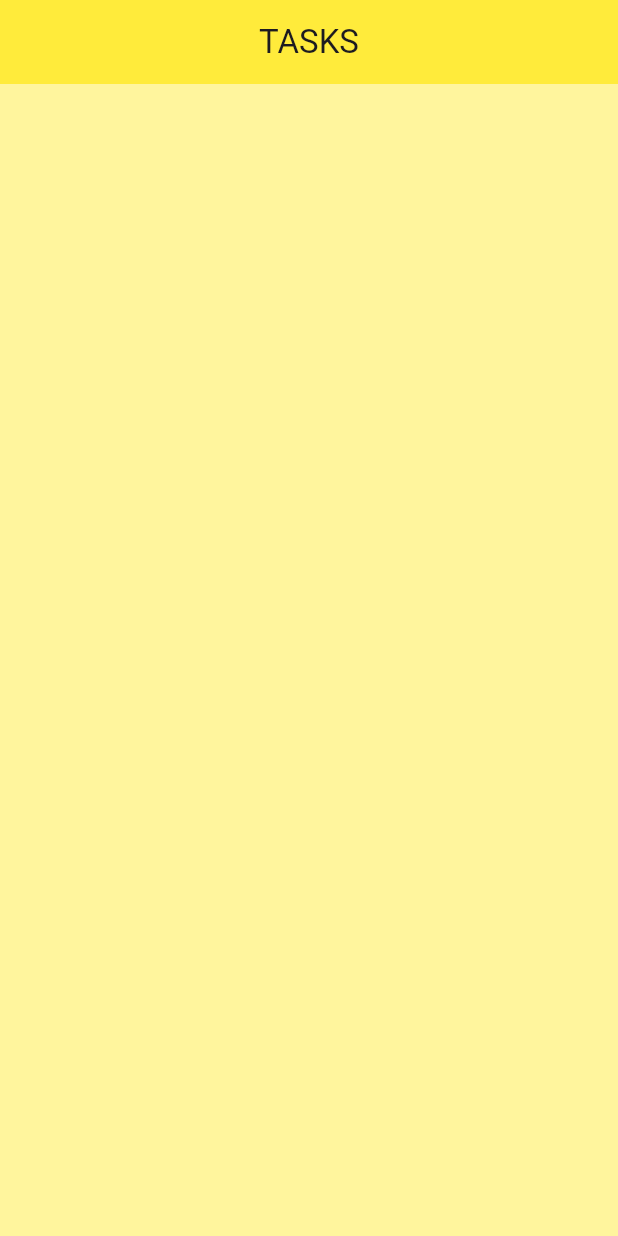
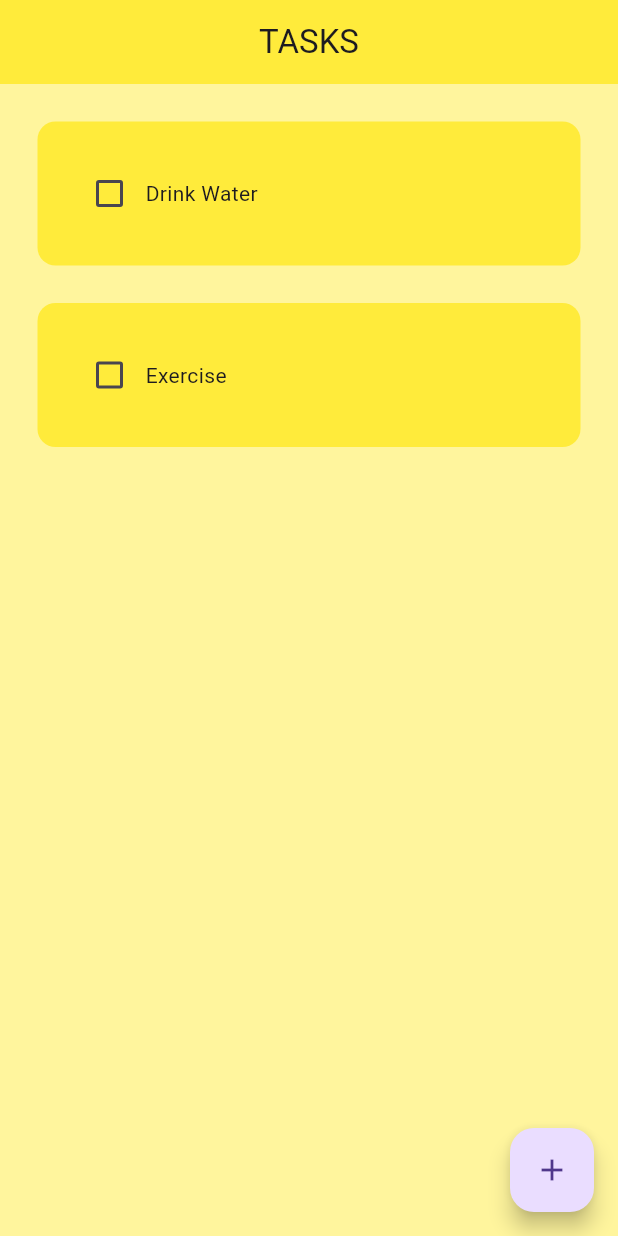
Before and after one commit to WajahatKanju/task-tracker-flutter, a Flutter app: the screen it shows after launch, on a phone screen of 412 x 824 dp. Run offline on Flutter 3.47's test engine with Material 3 defaults, Android fonts, the phone set to English and light mode, and no system bars.

Commit message:
added todo tile

```diff
--- a/lib/pages/home_page.dart
+++ b/lib/pages/home_page.dart
@@ -1,4 +1,5 @@
 import 'package:flutter/material.dart';
+import 'package:todo_app/util/todo_tile.dart';
 
 class HomePage extends StatefulWidget {
   const HomePage({super.key});
@@ -8,19 +9,50 @@ class HomePage extends StatefulWidget {
 }
 
 class _HomePageState extends State<HomePage> {
+  List toDoList = [
+    ["Drink Water", false],
+    ["Exercise", false],
+  ];
+
+  void checkBoxChanged(bool? value, int index) {
+    setState(() {
+      toDoList[index][1] = !toDoList[index][1];
+    });
+  }
+
+  void createNewTask() {
+    showDialog(
+      context: context,
+      builder: (context) {
+        return AlertDialog(
+          content: Text("Dialog Is Opened"),
+        );
+      },
+    );
+  }
+
   @override
   Widget build(BuildContext context) {
     return Scaffold(
       backgroundColor: Colors.yellow[200],
+      floatingActionButton: FloatingActionButton(
+        onPressed: createNewTask,
+        child: Icon(Icons.add),
+      ),
       appBar: AppBar(
         backgroundColor: Colors.yellow,
         title: Text("TASKS"),
         centerTitle: true,
       ),
-      body: ListView(
-        children: [
-          // TodoList(),
-        ],
+      body: ListView.builder(
+        itemCount: toDoList.length,
+        itemBuilder: (context, index) {
+          return ToDoTile(
+            taskName: toDoList[index][0],
+            taskCompleted: toDoList[index][1],
+            onChanged: (value) => checkBoxChanged(value, index),
+          );
+        },
       ),
     );
   }
--- /dev/null
+++ b/lib/util/todo_tile.dart
@@ -0,0 +1,46 @@
+import 'package:flutter/material.dart';
+
+class ToDoTile extends StatelessWidget {
+  final String taskName;
+  final bool taskCompleted;
+  Function(bool?)? onChanged;
+
+  ToDoTile({
+    super.key,
+    required this.taskName,
+    required this.onChanged,
+    required this.taskCompleted,
+  });
+
+  @override
+  Widget build(BuildContext context) {
+    return Padding(
+      padding: const EdgeInsets.only(left: 25, right: 25, top: 25),
+      child: Container(
+        child: Row(
+          children: [
+            // checkbox
+            Checkbox(
+              value: this.taskCompleted,
+              onChanged: this.onChanged,
+              activeColor: Colors.black,
+            ),
+            // task name
+            Text(
+              this.taskName,
+              style: TextStyle(
+                  decoration: this.taskCompleted
+                      ? TextDecoration.lineThrough
+                      : TextDecoration.none),
+            ),
+          ],
+        ),
+        padding: EdgeInsets.all(24),
+        decoration: BoxDecoration(
+          color: Colors.yellow,
+          borderRadius: BorderRadius.circular(12),
+        ),
+      ),
+    );
+  }
+}
```
